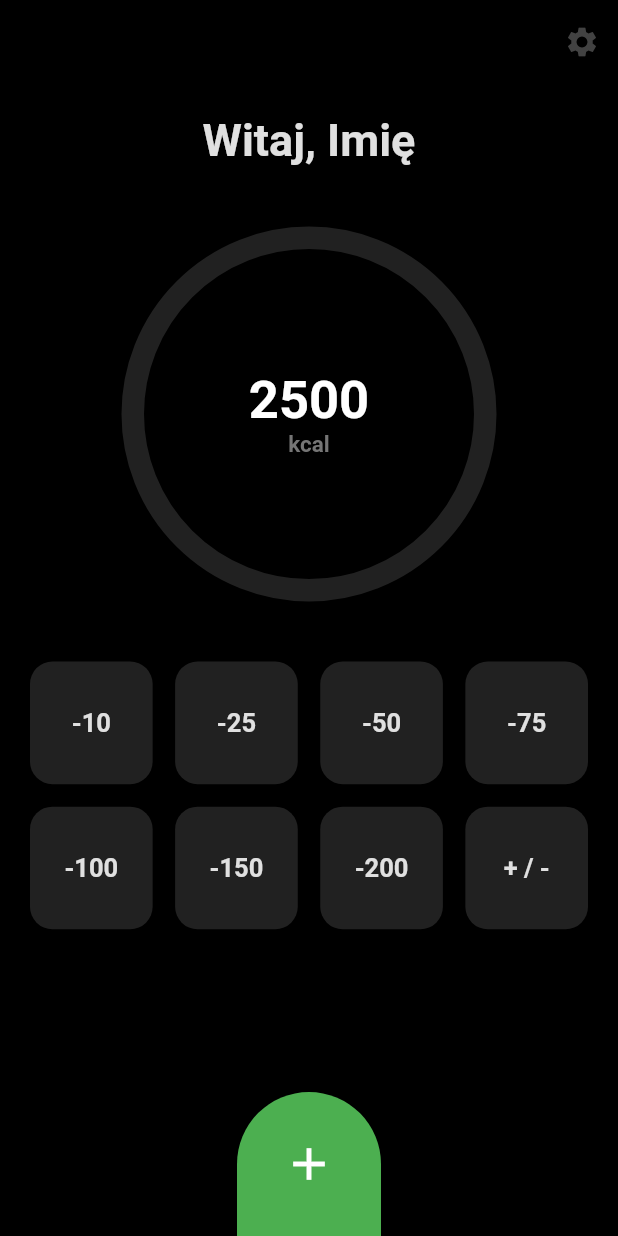
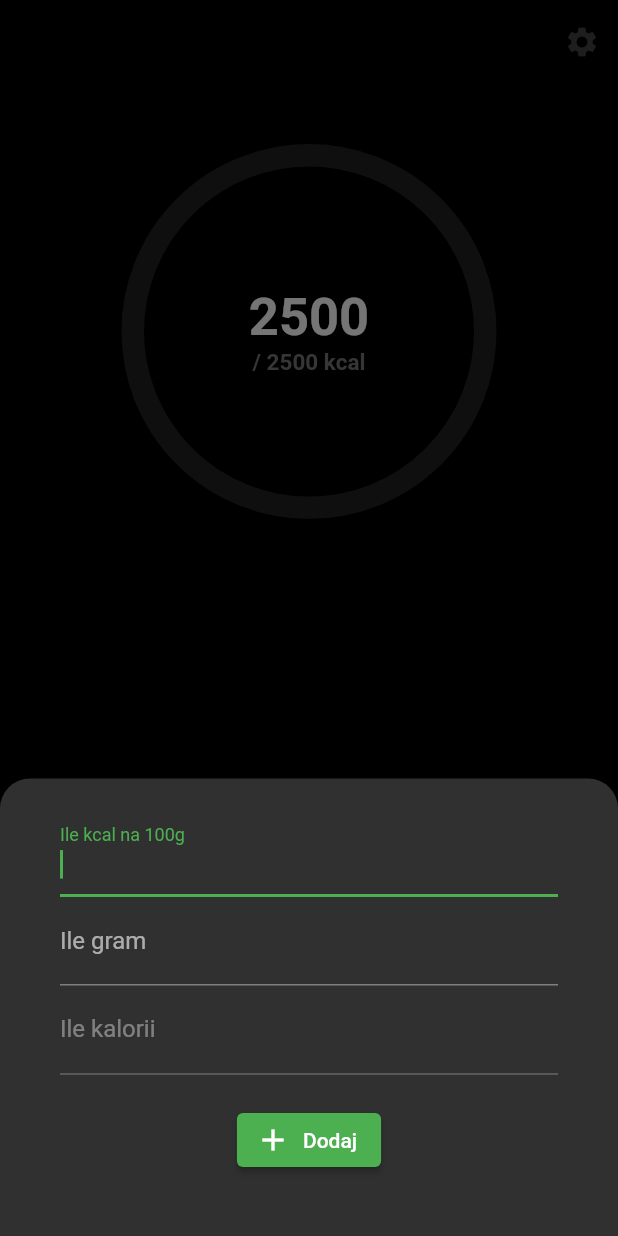
Before and after one commit to jakubjaran/caloriec, a Flutter app: the screen it shows after launch, after a tap on "+ / -", after a tap on the "add" icon, on a phone screen of 412 x 824 dp. Run offline on Flutter 3.47's test engine with Material 2 defaults, Android fonts, the light colour scheme and no system bars; drawn by our look-alikes of percent_indicator.

Commit message:
Custom add sheet, split widgets

```diff
--- a/lib/main.dart
+++ b/lib/main.dart
@@ -1,7 +1,6 @@
-import 'package:caloriec/providers/calories_provider.dart';
-import 'package:caloriec/providers/settings_provider.dart';
-import 'package:caloriec/screens/home_screen.dart';
-import 'package:caloriec/screens/settings_screen.dart';
+import 'providers/calories_provider.dart';
+import 'screens/home_screen.dart';
+import 'screens/settings_screen.dart';
 import 'package:flutter/material.dart';
 import 'package:provider/provider.dart';
 
@@ -13,15 +12,8 @@ class MyApp extends StatelessWidget {
   const MyApp({Key? key}) : super(key: key);
   @override
   Widget build(BuildContext context) {
-    return MultiProvider(
-      providers: [
-        ChangeNotifierProvider<SettingsProvider>(
-          create: (_) => SettingsProvider(),
-        ),
-        ChangeNotifierProvider<CaloriesProvider>(
-          create: (_) => CaloriesProvider(),
-        ),
-      ],
+    return ChangeNotifierProvider(
+      create: (_) => CaloriesProvider(),
       child: MaterialApp(
         title: 'caloriec',
         theme: ThemeData(
--- a/lib/providers/calories_provider.dart
+++ b/lib/providers/calories_provider.dart
@@ -6,6 +6,14 @@ class CaloriesProvider with ChangeNotifier {
 
   List<int> _quickValues = [10, 25, 50, 75, 100, 150, 200];
   List<int> get quickValues => _quickValues;
+
+  int _maxCalories = 2500;
+  int get maxCalories => _maxCalories;
+
+  void updateMaxCalories(int value) {
+    _maxCalories = value;
+    notifyListeners();
+  }
 
   void updateCalories(int value) {
     _caloriesValue += value;
--- a/lib/providers/settings_provider.dart
+++ /dev/null
@@ -1,15 +0,0 @@
-import 'package:flutter/material.dart';
-
-class SettingsProvider with ChangeNotifier {
-  String _username = 'Imię';
-  String get username => _username;
-
-  int _maxCalories = 2500;
-  int get maxCalories => _maxCalories;
-
-  void updateSettings(String username, int maxCalories) {
-    _username = username;
-    _maxCalories = maxCalories;
-    notifyListeners();
-  }
-}
--- a/lib/screens/home_screen.dart
+++ b/lib/screens/home_screen.dart
@@ -1,10 +1,8 @@
-import 'package:caloriec/providers/calories_provider.dart';
-import 'package:caloriec/providers/settings_provider.dart';
-import 'package:caloriec/screens/settings_screen.dart';
-import 'package:caloriec/widgets/quick_button.dart';
+import 'settings_screen.dart';
+import '../widgets/counter.dart';
+import '../widgets/custom_add_sheet.dart';
+import '../widgets/quick_buttons_grid.dart';
 import 'package:flutter/material.dart';
-import 'package:percent_indicator/percent_indicator.dart';
-import 'package:provider/provider.dart';
 
 class HomeScreen extends StatefulWidget {
   static const String route = '/';
@@ -16,6 +14,22 @@ class HomeScreen extends StatefulWidget {
 }
 
 class _HomeScreenState extends State<HomeScreen> {
+  void _showSheet() {
+    showModalBottomSheet(
+      context: context,
+      builder: (_) {
+        return const CustomAddSheet();
+      },
+      shape: const RoundedRectangleBorder(
+        borderRadius: BorderRadius.only(
+          topLeft: Radius.circular(20),
+          topRight: Radius.circular(20),
+        ),
+      ),
+      isScrollControlled: true,
+    );
+  }
+
   @override
   Widget build(BuildContext context) {
     return Scaffold(
@@ -36,88 +50,15 @@ class _HomeScreenState extends State<HomeScreen> {
         ],
       ),
       body: Padding(
-        padding: const EdgeInsets.only(top: 20),
+        padding: const EdgeInsets.only(top: 40),
         child: Center(
-          child: Consumer<SettingsProvider>(builder: (_, settings, ch) {
-            final _maxCalories = settings.maxCalories;
-            final _username = settings.username;
-            return Column(
-              children: [
-                Text(
-                  'Witaj, $_username',
-                  style: TextStyle(
-                    fontSize: 30,
-                    fontWeight: FontWeight.bold,
-                    color: Colors.grey[300],
-                  ),
-                ),
-                const SizedBox(
-                  height: 40,
-                ),
-                Consumer<CaloriesProvider>(
-                  builder: (_, data, ch) {
-                    final double counterPercent =
-                        data.caloriesValue / _maxCalories;
-                    return CircularPercentIndicator(
-                      animation: true,
-                      animationDuration: 400,
-                      animateFromLastPercent: true,
-                      radius: 250,
-                      lineWidth: 15,
-                      percent: counterPercent >= 0 && counterPercent <= 1
-                          ? counterPercent
-                          : 1,
-                      progressColor: data.caloriesValue <= _maxCalories
-                          ? Colors.green
-                          : Colors.red,
-                      backgroundColor: Colors.grey[900]!,
-                      center: Column(
-                        mainAxisAlignment: MainAxisAlignment.center,
-                        children: [
-                          Text(
-                            '${_maxCalories - data.caloriesValue}',
-                            style: const TextStyle(
-                              fontSize: 35,
-                              fontWeight: FontWeight.bold,
-                            ),
-                          ),
-                          Text(
-                            'kcal',
-                            style: TextStyle(
-                              fontSize: 15,
-                              fontWeight: FontWeight.bold,
-                              color: Colors.grey[600],
-                            ),
-                          ),
-                        ],
-                      ),
-                    );
-                  },
-                ),
-                const SizedBox(
-                  height: 40,
-                ),
-                Container(
-                  height: 300,
-                  padding: const EdgeInsets.symmetric(horizontal: 20),
-                  child: Consumer<CaloriesProvider>(builder: (_, data, ch) {
-                    return GridView(
-                      gridDelegate:
-                          const SliverGridDelegateWithFixedCrossAxisCount(
-                        crossAxisCount: 4,
-                        crossAxisSpacing: 15,
-                        mainAxisSpacing: 15,
-                      ),
-                      children: [
-                        for (int val in data.quickValues) QuickButton(val),
-                        const QuickButton(0),
-                      ],
-                    );
-                  }),
-                )
-              ],
-            );
-          }),
+          child: Column(
+            children: const [
+              Counter(),
+              Spacer(),
+              QuickButtonsGrid(),
+            ],
+          ),
         ),
       ),
       floatingActionButton: FloatingActionButton.large(
@@ -127,7 +68,7 @@ class _HomeScreenState extends State<HomeScreen> {
             topRight: Radius.circular(200),
           ),
         ),
-        onPressed: () {},
+        onPressed: _showSheet,
         child: const Icon(Icons.add),
       ),
       floatingActionButtonLocation: FloatingActionButtonLocation.centerDocked,
--- a/lib/screens/settings_screen.dart
+++ b/lib/screens/settings_screen.dart
@@ -1,4 +1,4 @@
-import 'package:caloriec/providers/settings_provider.dart';
+import '../providers/calories_provider.dart';
 import 'package:flutter/material.dart';
 import 'package:provider/provider.dart';
 
@@ -12,14 +12,12 @@ class SettingsScreen extends StatefulWidget {
 }
 
 class _SettingsScreenState extends State<SettingsScreen> {
-  final _usernameController = TextEditingController();
   final _caloriesController = TextEditingController();
 
   @override
   void initState() {
-    final settings = context.read<SettingsProvider>();
-    _usernameController.text = settings.username;
-    _caloriesController.text = settings.maxCalories.toString();
+    _caloriesController.text =
+        context.read<CaloriesProvider>().maxCalories.toString();
     super.initState();
   }
 
@@ -33,21 +31,10 @@ class _SettingsScreenState extends State<SettingsScreen> {
         title: const Text('Ustawienia'),
       ),
       body: Padding(
-        padding: const EdgeInsets.all(15.0),
+        padding: const EdgeInsets.symmetric(vertical: 25.0, horizontal: 40),
         child: Column(
           children: [
             TextField(
-              textAlign: TextAlign.center,
-              decoration: const InputDecoration(
-                label: Text('Imię'),
-              ),
-              controller: _usernameController,
-            ),
-            const SizedBox(
-              height: 10,
-            ),
-            TextField(
-              textAlign: TextAlign.center,
               decoration: const InputDecoration(
                 label: Text('Ilość kalorii'),
               ),
@@ -59,8 +46,7 @@ class _SettingsScreenState extends State<SettingsScreen> {
             ),
             ElevatedButton.icon(
               onPressed: () {
-                context.read<SettingsProvider>().updateSettings(
-                      _usernameController.text,
+                context.read<CaloriesProvider>().updateMaxCalories(
                       int.parse(_caloriesController.text),
                     );
               },
--- /dev/null
+++ b/lib/widgets/counter.dart
@@ -0,0 +1,107 @@
+import 'dart:async';
+
+import 'package:flutter/material.dart';
+import 'package:provider/provider.dart';
+import 'package:percent_indicator/percent_indicator.dart';
+import '../providers/calories_provider.dart';
+
+class Counter extends StatefulWidget {
+  const Counter({
+    Key? key,
+  }) : super(key: key);
+
+  @override
+  State<Counter> createState() => _CounterState();
+}
+
+class _CounterState extends State<Counter> {
+  bool _animate = false;
+
+  void _animateCounter() {
+    setState(() {
+      _animate = true;
+    });
+    Timer(const Duration(milliseconds: 200), () {
+      setState(() {
+        _animate = false;
+      });
+    });
+  }
+
+  late int _previousValue;
+
+  @override
+  void initState() {
+    _previousValue = context.read<CaloriesProvider>().caloriesValue;
+    super.initState();
+  }
+
+  @override
+  void didChangeDependencies() {
+    final currentValue = context.watch<CaloriesProvider>().caloriesValue;
+    if (currentValue != _previousValue) {
+      _animateCounter();
+      _previousValue = currentValue;
+    }
+    super.didChangeDependencies();
+  }
+
+  @override
+  Widget build(BuildContext context) {
+    return Consumer<CaloriesProvider>(
+      builder: (_, data, ch) {
+        final double counterPercent = data.caloriesValue / data.maxCalories;
+        return CircularPercentIndicator(
+          animation: true,
+          animationDuration: 600,
+          animateFromLastPercent: true,
+          curve: Curves.linear,
+          radius: 250,
+          lineWidth: 15,
+          percent:
+              counterPercent >= 0 && counterPercent <= 1 ? counterPercent : 1,
+          progressColor: data.caloriesValue <= data.maxCalories
+              ? Colors.green
+              : Colors.red,
+          backgroundColor: Colors.grey[900]!,
+          center: Column(
+            mainAxisAlignment: MainAxisAlignment.center,
+            children: [
+              AnimatedDefaultTextStyle(
+                duration: const Duration(milliseconds: 100),
+                style: _animate
+                    ? TextStyle(
+                        fontSize: 45,
+                        color: data.caloriesValue <= data.maxCalories
+                            ? Colors.green
+                            : Colors.red,
+                      )
+                    : const TextStyle(
+                        fontSize: 35,
+                        color: Colors.white,
+                      ),
+                curve: Curves.linear,
+                overflow: TextOverflow.fade,
+                softWrap: true,
+                child: Text(
+                  '${data.maxCalories - data.caloriesValue}',
+                  style: const TextStyle(
+                    fontWeight: FontWeight.bold,
+                  ),
+                ),
+              ),
+              Text(
+                '/ ${data.maxCalories} kcal',
+                style: TextStyle(
+                  fontSize: 15,
+                  fontWeight: FontWeight.bold,
+                  color: Colors.grey[600],
+                ),
+              ),
+            ],
+          ),
+        );
+      },
+    );
+  }
+}
--- /dev/null
+++ b/lib/widgets/custom_add_sheet.dart
@@ -0,0 +1,107 @@
+import '../providers/calories_provider.dart';
+import 'package:flutter/material.dart';
+import 'package:provider/provider.dart';
+
+class CustomAddSheet extends StatefulWidget {
+  const CustomAddSheet({Key? key}) : super(key: key);
+
+  @override
+  State<CustomAddSheet> createState() => _CustomAddSheetState();
+}
+
+class _CustomAddSheetState extends State<CustomAddSheet> {
+  final _calPer100Controller = TextEditingController();
+
+  final _weightController = TextEditingController();
+
+  final _calculatedCalController = TextEditingController();
+
+  void _calculate() {
+    final calPer100 = int.tryParse(_calPer100Controller.text);
+    final weight = int.tryParse(_weightController.text);
+    if (calPer100 != null && weight != null) {
+      _calculatedCalController.text = (calPer100 * weight ~/ 100).toString();
+    }
+  }
+
+  void _addCalories() {
+    if (_calculatedCalController.text != '') {
+      context
+          .read<CaloriesProvider>()
+          .updateCalories(int.parse(_calculatedCalController.text));
+      Navigator.of(context).pop();
+    }
+  }
+
+  @override
+  void initState() {
+    _weightController.addListener(() {
+      _calculate();
+    });
+    _calPer100Controller.addListener(() {
+      _calculate();
+    });
+    super.initState();
+  }
+
+  @override
+  void dispose() {
+    _weightController.dispose();
+    _calPer100Controller.dispose();
+    _calculatedCalController.dispose();
+    super.dispose();
+  }
+
+  @override
+  Widget build(BuildContext context) {
+    return Padding(
+      padding: EdgeInsets.only(
+        bottom: MediaQuery.of(context).viewInsets.bottom + 40,
+        left: 40,
+        top: 20,
+        right: 40,
+      ),
+      child: Column(
+        mainAxisSize: MainAxisSize.min,
+        children: [
+          TextField(
+            autofocus: true,
+            decoration: const InputDecoration(
+              label: Text('Ile kcal na 100g'),
+            ),
+            keyboardType: TextInputType.number,
+            controller: _calPer100Controller,
+            textInputAction: TextInputAction.next,
+          ),
+          TextField(
+            decoration: const InputDecoration(
+              label: Text('Ile gram'),
+            ),
+            keyboardType: TextInputType.number,
+            controller: _weightController,
+            textInputAction: TextInputAction.done,
+            onSubmitted: (_) {
+              _addCalories();
+            },
+          ),
+          TextField(
+            decoration: const InputDecoration(
+              label: Text('Ile kalorii'),
+            ),
+            enabled: false,
+            keyboardType: TextInputType.number,
+            controller: _calculatedCalController,
+          ),
+          const SizedBox(
+            height: 20,
+          ),
+          ElevatedButton.icon(
+            onPressed: _addCalories,
+            icon: const Icon(Icons.add),
+            label: const Text('Dodaj'),
+          ),
+        ],
+      ),
+    );
+  }
+}
--- a/lib/widgets/quick_button.dart
+++ b/lib/widgets/quick_button.dart
@@ -1,4 +1,4 @@
-import 'package:caloriec/providers/calories_provider.dart';
+import '../providers/calories_provider.dart';
 import 'package:flutter/material.dart';
 import 'package:provider/provider.dart';
 
@@ -10,10 +10,9 @@ class QuickButton extends StatelessWidget {
   @override
   Widget build(BuildContext context) {
     return ElevatedButton(
-      onPressed: () {
-        final cp = context.read<CaloriesProvider>();
-        value == 0 ? cp.toggleQuickValues() : cp.updateCalories(value);
-      },
+      onPressed: value == 0
+          ? () => context.read<CaloriesProvider>().toggleQuickValues()
+          : () => context.read<CaloriesProvider>().updateCalories(value),
       style: ButtonStyle(
         backgroundColor: MaterialStateProperty.all(
           Theme.of(context).colorScheme.surface,
--- /dev/null
+++ b/lib/widgets/quick_buttons_grid.dart
@@ -0,0 +1,31 @@
+import 'package:flutter/material.dart';
+import 'package:provider/provider.dart';
+import '../providers/calories_provider.dart';
+import 'quick_button.dart';
+
+class QuickButtonsGrid extends StatelessWidget {
+  const QuickButtonsGrid({
+    Key? key,
+  }) : super(key: key);
+
+  @override
+  Widget build(BuildContext context) {
+    return Container(
+      height: 300,
+      padding: const EdgeInsets.symmetric(horizontal: 20),
+      child: Consumer<CaloriesProvider>(builder: (_, data, ch) {
+        return GridView(
+          gridDelegate: const SliverGridDelegateWithFixedCrossAxisCount(
+            crossAxisCount: 4,
+            crossAxisSpacing: 15,
+            mainAxisSpacing: 15,
+          ),
+          children: [
+            for (int val in data.quickValues) QuickButton(val),
+            const QuickButton(0),
+          ],
+        );
+      }),
+    );
+  }
+}
```
